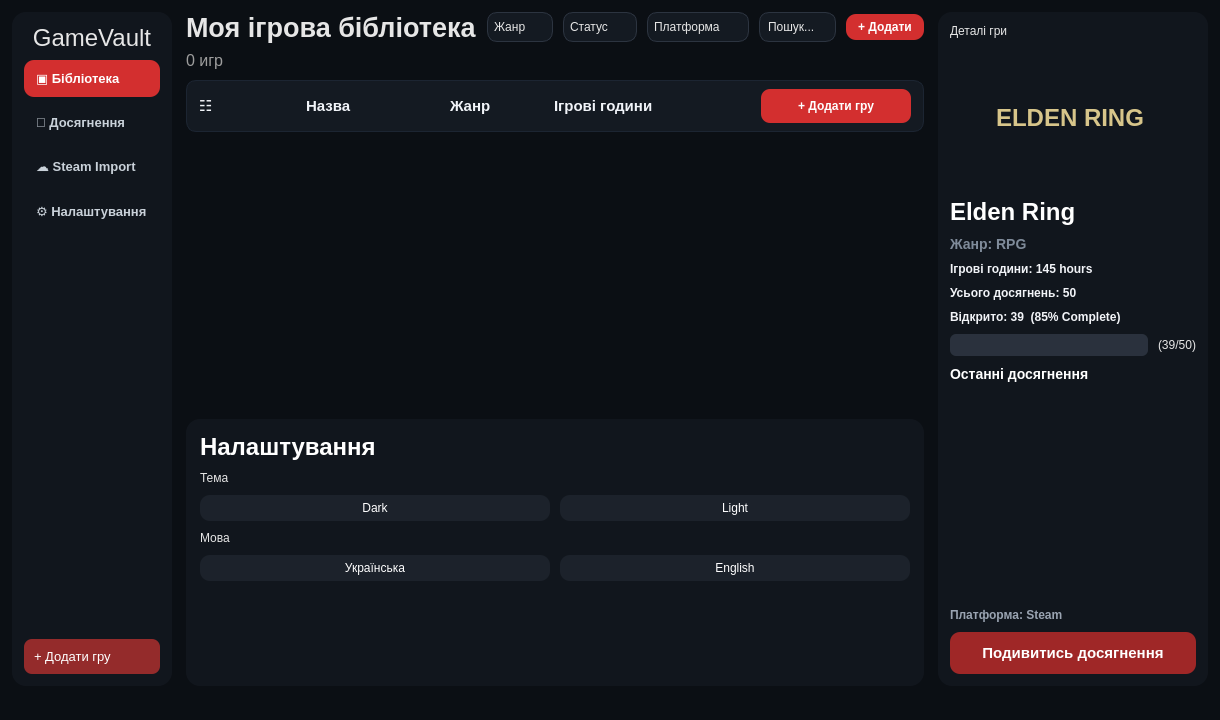
First picture: the form in mainwindow.ui, repository Zumich-cmd/GameVault, before the edit.
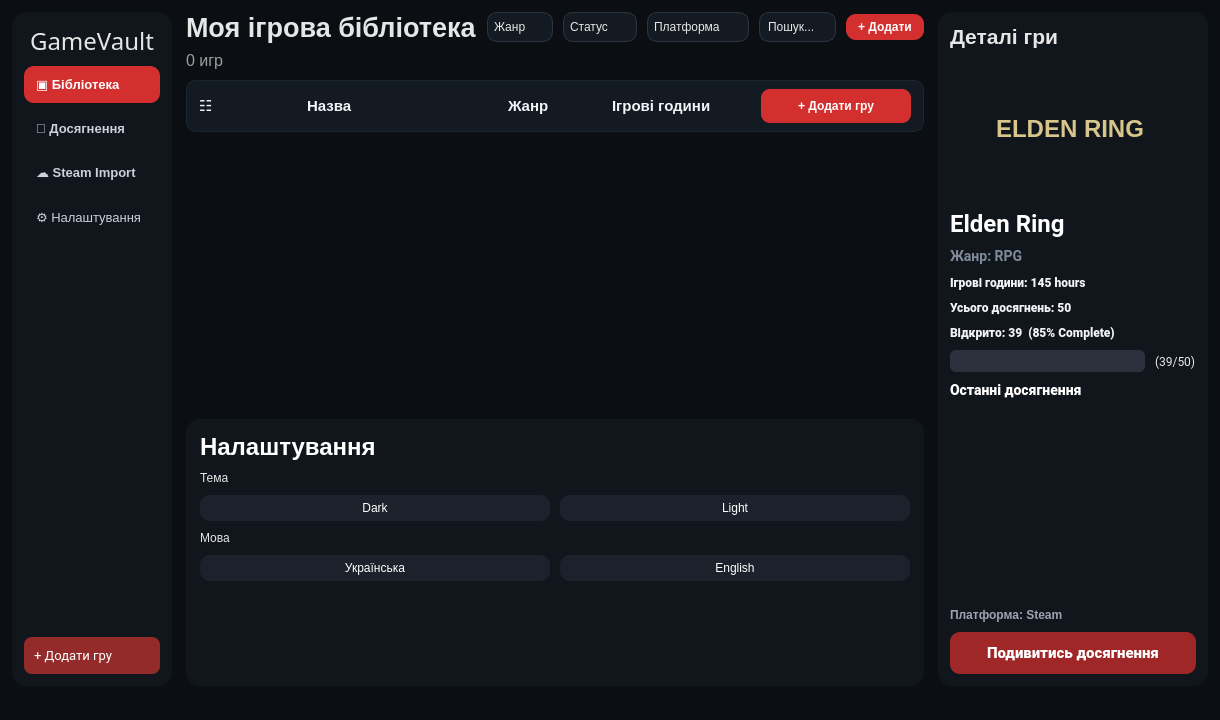
Second picture: the form after the edit.

Commit message: release(v0.8): achievements, settings, posters, UI update

The edit to the form file:
```diff
--- a/mainwindow.ui
+++ b/mainwindow.ui
@@ -420,7 +420,7 @@
         <widget class="QLabel" name="logoLabel">
          <property name="font">
           <font>
-           <family>Segoe UI</family>
+           <family>Jura</family>
            <pointsize>18</pointsize>
            <bold>false</bold>
           </font>
@@ -492,11 +492,23 @@
        </item>
        <item>
         <widget class="QPushButton" name="settingsButton">
+         <property name="minimumSize">
+          <size>
+           <width>33</width>
+           <height>0</height>
+          </size>
+         </property>
+         <property name="maximumSize">
+          <size>
+           <width>16777215</width>
+           <height>16777215</height>
+          </size>
+         </property>
          <property name="font">
           <font>
            <family>Segoe UI</family>
            <pointsize>10</pointsize>
-           <bold>true</bold>
+           <bold>false</bold>
           </font>
          </property>
          <property name="text">
@@ -522,6 +534,12 @@
        </item>
        <item>
         <widget class="QPushButton" name="bottomAddGameButton">
+         <property name="font">
+          <font>
+           <family>Roboto</family>
+           <pointsize>10</pointsize>
+          </font>
+         </property>
          <property name="focusPolicy">
           <enum>Qt::FocusPolicy::NoFocus</enum>
          </property>
@@ -749,7 +767,7 @@
            </property>
            <property name="sizeHint" stdset="0">
             <size>
-             <width>38</width>
+             <width>99</width>
              <height>20</height>
             </size>
            </property>
@@ -759,7 +777,7 @@
           <widget class="QLabel" name="columnsNameLabel">
            <property name="minimumSize">
             <size>
-             <width>132</width>
+             <width>130</width>
              <height>0</height>
             </size>
            </property>
@@ -768,6 +786,19 @@
            </property>
           </widget>
          </item>
+         <item>
+          <spacer name="horizontalSpacer_2">
+           <property name="orientation">
+            <enum>Qt::Orientation::Horizontal</enum>
+           </property>
+           <property name="sizeHint" stdset="0">
+            <size>
+             <width>85</width>
+             <height>20</height>
+            </size>
+           </property>
+          </spacer>
+         </item>
          <item>
           <widget class="QLabel" name="columnsGenreLabel">
            <property name="minimumSize">
@@ -1037,6 +1068,12 @@
        </property>
        <item>
         <widget class="QLabel" name="detailsHeaderLabel">
+         <property name="font">
+          <font>
+           <pointsize>16</pointsize>
+           <bold>true</bold>
+          </font>
+         </property>
          <property name="text">
           <string>Деталі гри</string>
          </property>
@@ -1096,6 +1133,13 @@
        </item>
        <item>
         <widget class="QLabel" name="gameNameLabel">
+         <property name="font">
+          <font>
+           <family>Roboto</family>
+           <pointsize>18</pointsize>
+           <bold>true</bold>
+          </font>
+         </property>
          <property name="text">
           <string>Elden Ring</string>
          </property>
@@ -1103,6 +1147,13 @@
        </item>
        <item>
         <widget class="QLabel" name="genreInfoLabel">
+         <property name="font">
+          <font>
+           <family>Roboto</family>
+           <pointsize>-1</pointsize>
+           <fontweight>DemiBold</fontweight>
+          </font>
+         </property>
          <property name="text">
           <string>Жанр: RPG</string>
          </property>
@@ -1110,6 +1161,13 @@
        </item>
        <item>
         <widget class="QLabel" name="hoursInfoLabel">
+         <property name="font">
+          <font>
+           <family>Roboto</family>
+           <pointsize>-1</pointsize>
+           <bold>true</bold>
+          </font>
+         </property>
          <property name="text">
           <string>Ігрові години: 145 hours</string>
          </property>
@@ -1117,6 +1175,13 @@
        </item>
        <item>
         <widget class="QLabel" name="totalAchievementsInfoLabel">
+         <property name="font">
+          <font>
+           <family>Roboto</family>
+           <pointsize>-1</pointsize>
+           <bold>true</bold>
+          </font>
+         </property>
          <property name="text">
           <string>Усього досягнень: 50</string>
          </property>
@@ -1124,6 +1189,13 @@
        </item>
        <item>
         <widget class="QLabel" name="openedAchievementsInfoLabel">
+         <property name="font">
+          <font>
+           <family>Roboto</family>
+           <pointsize>-1</pointsize>
+           <bold>true</bold>
+          </font>
+         </property>
          <property name="text">
           <string>Відкрито: 39  (85% Complete)</string>
          </property>
@@ -1140,6 +1212,11 @@
          </item>
          <item>
           <widget class="QLabel" name="progressInfoLabel">
+           <property name="font">
+            <font>
+             <family>Roboto</family>
+            </font>
+           </property>
            <property name="text">
             <string>(39/50)</string>
            </property>
@@ -1149,6 +1226,13 @@
        </item>
        <item>
         <widget class="QLabel" name="mutedLabel">
+         <property name="font">
+          <font>
+           <family>Roboto</family>
+           <pointsize>-1</pointsize>
+           <fontweight>ExtraBold</fontweight>
+          </font>
+         </property>
          <property name="text">
           <string>Останні досягнення</string>
          </property>
@@ -1185,6 +1269,13 @@
            <height>42</height>
           </size>
          </property>
+         <property name="font">
+          <font>
+           <family>Roboto</family>
+           <pointsize>11</pointsize>
+           <fontweight>ExtraBold</fontweight>
+          </font>
+         </property>
          <property name="text">
           <string>Подивитись досягнення</string>
          </property>
```
Left out of the diff: 49 changed lines with no effect on the pictures. The commit also changes 5 other files.
